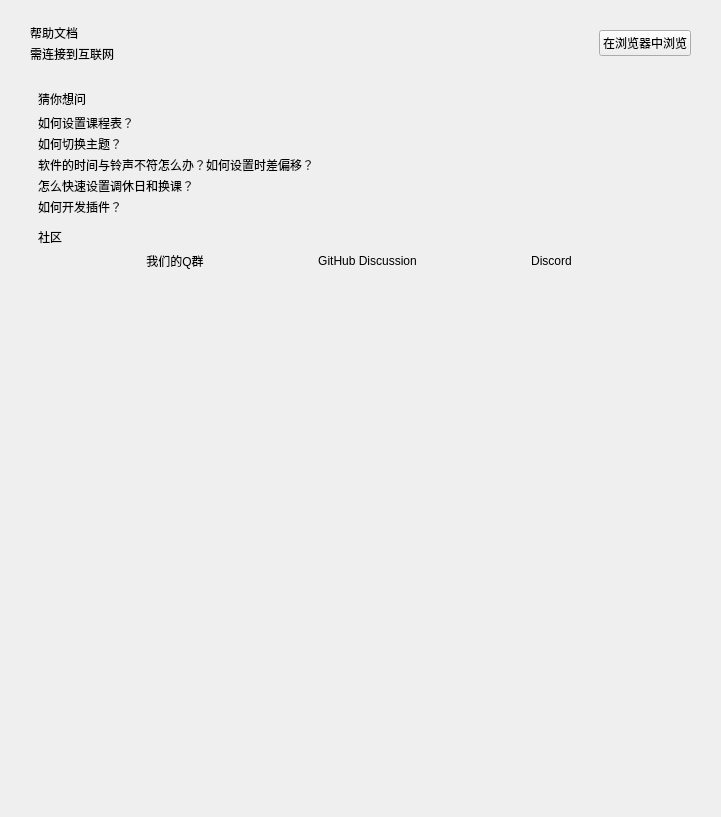
Above: view/menu/help.ui from yhlhoh/Class-Widgets before the change. Below: the same form after it.
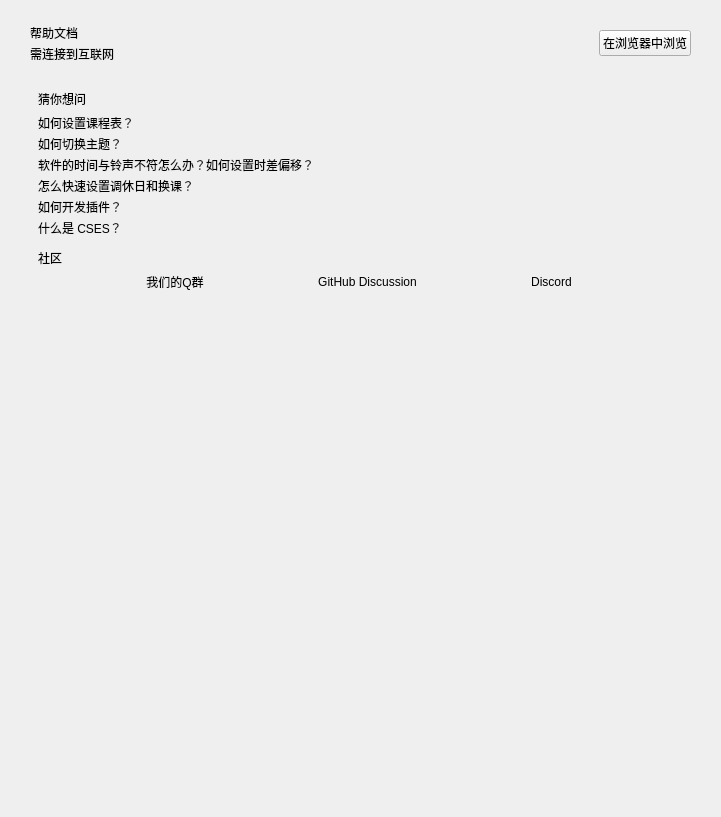
That is the form after the change. Custom widgets are drawn as their Qt base class.

The edit to the form file:
```diff
--- a/view/menu/help.ui
+++ b/view/menu/help.ui
@@ -101,7 +101,7 @@
         <x>0</x>
         <y>0</y>
         <width>673</width>
-        <height>688</height>
+        <height>691</height>
        </rect>
       </property>
       <layout class="QVBoxLayout" name="verticalLayout_26">
@@ -224,6 +224,24 @@
              </property>
             </widget>
            </item>
+           <item>
+            <widget class="HyperlinkButton" name="HyperlinkButton_9">
+             <property name="sizePolicy">
+              <sizepolicy hsizetype="Maximum" vsizetype="Fixed">
+               <horstretch>0</horstretch>
+               <verstretch>0</verstretch>
+              </sizepolicy>
+             </property>
+             <property name="text">
+              <string>什么是 CSES？</string>
+             </property>
+             <property name="url">
+              <url>
+               <string>https://github.com/CSES-org/CSES</string>
+              </url>
+             </property>
+            </widget>
+           </item>
           </layout>
          </item>
         </layout>
```
